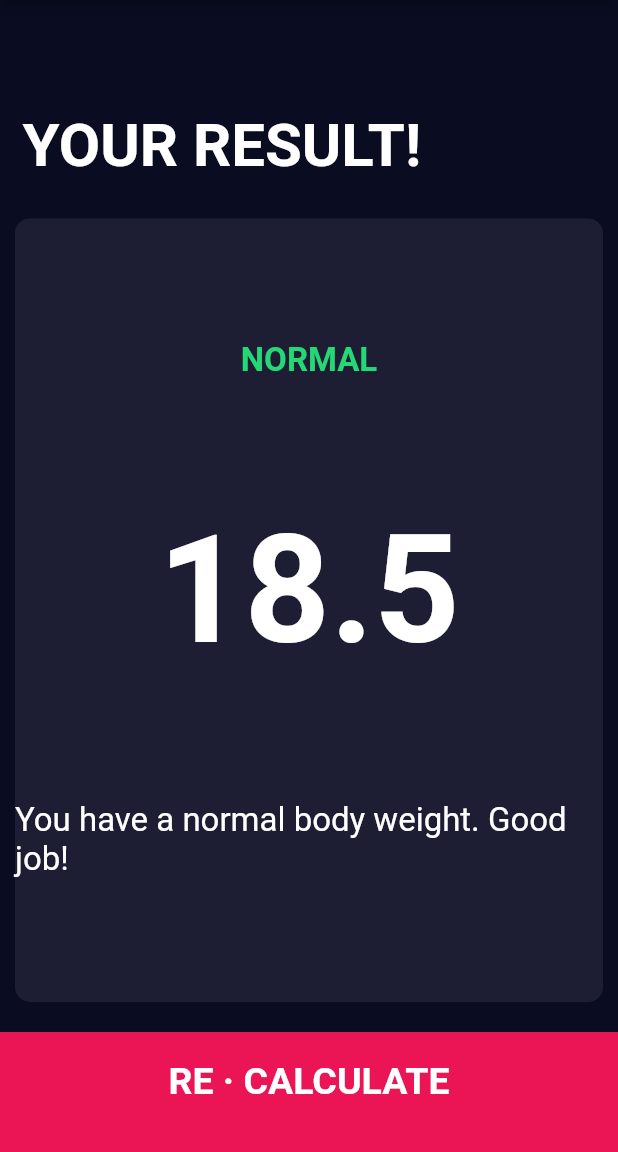
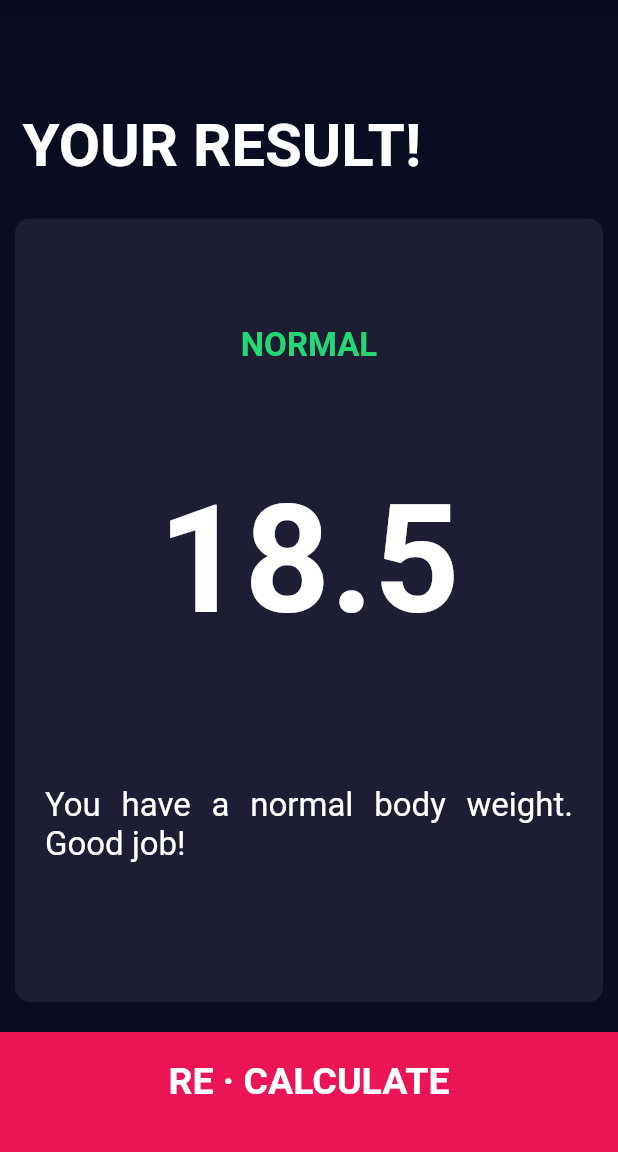
Before and after one commit to Choi-Jihyun/bmi_calculator_flutter, a Flutter app: the screen it shows after launch, after a tap on "CALCULATE", on a phone screen of 412 x 824 dp, the part 84-1236 px from its top. Run offline on Flutter 3.47's test engine with Material 2 defaults, Android fonts, the phone set to English and light mode, and no system bars; our stand-ins replace font_awesome_flutter.

Commit message:
complete app 결과 부분에 padding을 추가함

```diff
--- a/lib/screens/results_page.dart
+++ b/lib/screens/results_page.dart
@@ -2,7 +2,6 @@ import 'package:bmi_calculator_flutter/components/reusable_card.dart';
 import 'package:flutter/material.dart';
 import '../constants.dart';
 import '../components/bottom_button.dart';
-import 'input_page.dart';
 
 class ResultsPage extends StatelessWidget {
   ResultsPage({
@@ -52,9 +51,13 @@ class ResultsPage extends StatelessWidget {
                     bmiResult,
                     style: kBMITextStyle,
                   ),
-                  Text(
-                    interpretation,
-                    style: kBodyTextStyle,
+                  Padding(
+                    padding: const EdgeInsets.all(20.0),
+                    child: Text(
+                      interpretation,
+                      style: kBodyTextStyle,
+                      textAlign: TextAlign.justify,
+                    ),
                   )
                 ],
               ),
```
